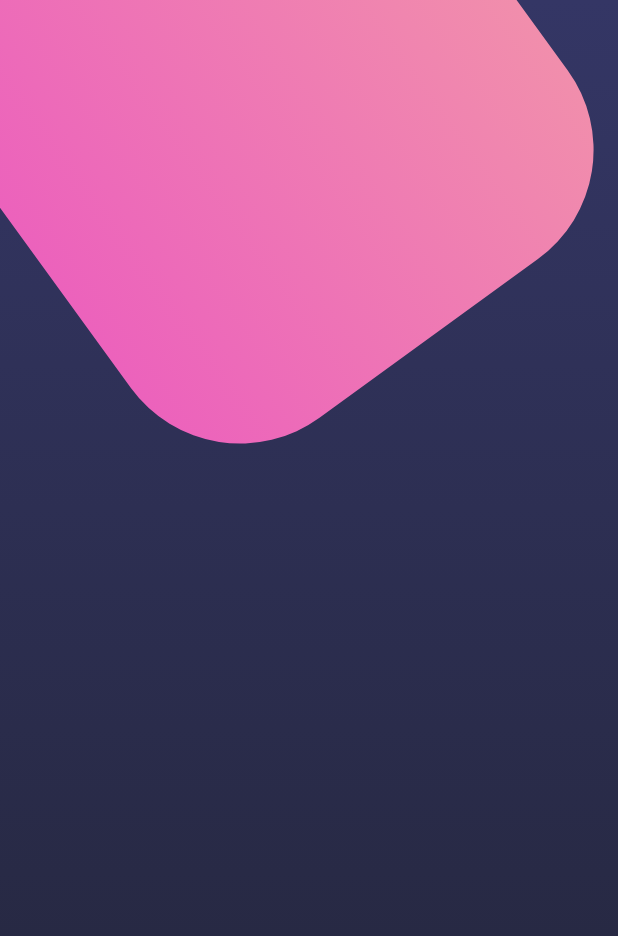
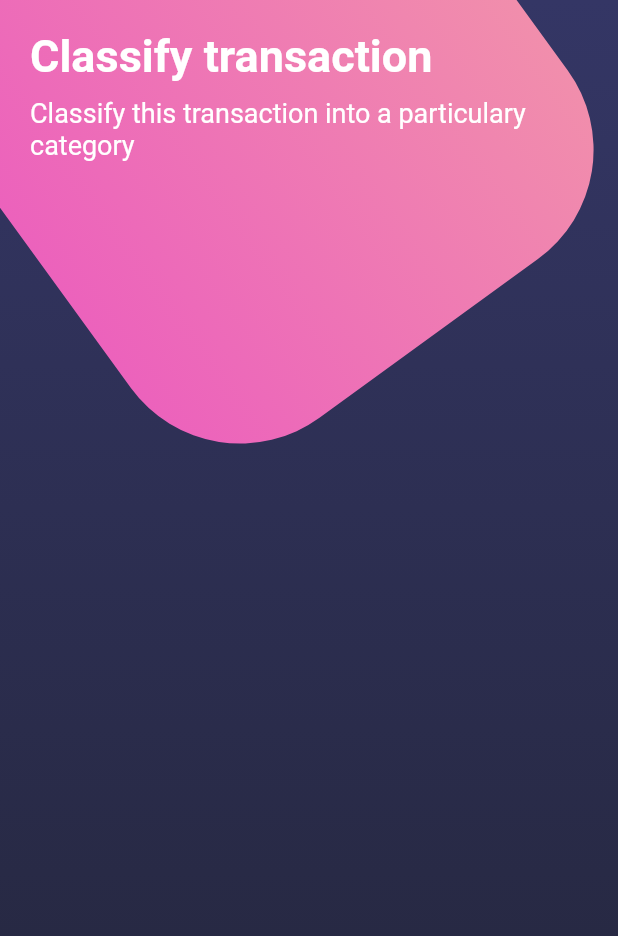
Before and after one commit to ddienu/designs, a Flutter app: the screen it shows after launch, on a phone screen of 412 x 824 dp. Shown: the top 936 px of the screen. Run offline on Flutter 3.47's test engine with Material 2 defaults, Android fonts, the phone set to English and light mode, and no system bars.

Commit message:
Update: Botones page
Update botones page with titles over the wallpaper.

```diff
--- a/lib/src/pages/botones_page.dart
+++ b/lib/src/pages/botones_page.dart
@@ -14,6 +14,14 @@ class BotonesPage extends StatelessWidget {
       body: Stack(
         children: [
           _fondoApp(),
+
+          SingleChildScrollView(
+            child: Column(
+              children:[
+              _titulos(),
+              ],
+            ),
+          ),
         ],
       ),
     );
@@ -62,4 +70,21 @@ class BotonesPage extends StatelessWidget {
       ],
     );
    }
+
+     Widget _titulos() {
+
+       return SafeArea(
+         child: Container(
+           padding: EdgeInsets.all(20.0),
+           child: Column(
+             crossAxisAlignment: CrossAxisAlignment.start,
+             children: [
+               Text('Classify transaction', style: TextStyle(color: Colors.white, fontSize: 30.0, fontWeight: FontWeight.bold),),
+               SizedBox(height: 10.0,),
+               Text('Classify this transaction into a particulary category', style: TextStyle(color: Colors.white, fontSize: 18.0,)),
+             ],
+           ),
+         ),
+       );
+     }
 }
```
